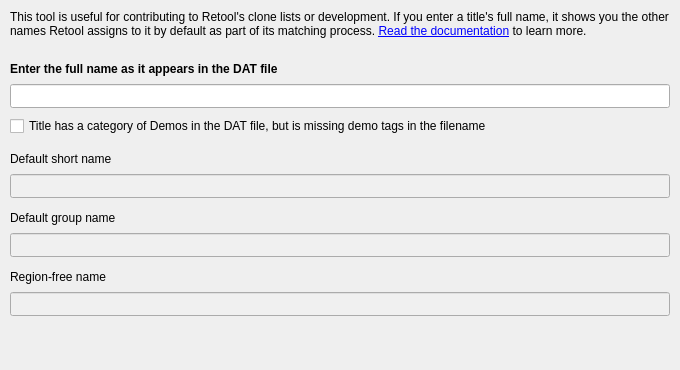
Qt form qt_source/retool-clone-list-name.ui (unexpectedpanda/retool) before a commit.
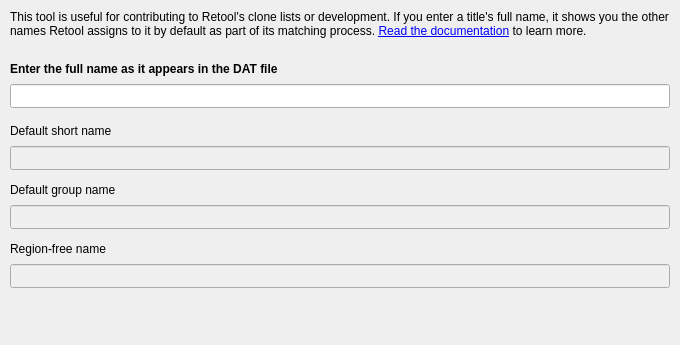
The same form after that commit. Icons and pictures are not drawn. Custom widgets are drawn as their Qt base class.

Patch:
```diff
--- a/qt_source/retool-clone-list-name.ui
+++ b/qt_source/retool-clone-list-name.ui
@@ -7,7 +7,7 @@
     <x>0</x>
     <y>0</y>
     <width>680</width>
-    <height>370</height>
+    <height>345</height>
    </rect>
   </property>
   <property name="sizePolicy">
@@ -19,13 +19,13 @@
   <property name="minimumSize">
    <size>
     <width>680</width>
-    <height>370</height>
+    <height>345</height>
    </size>
   </property>
   <property name="maximumSize">
    <size>
     <width>680</width>
-    <height>370</height>
+    <height>345</height>
    </size>
   </property>
   <property name="font">
@@ -151,13 +151,6 @@
       </property>
      </widget>
     </item>
-    <item>
-     <widget class="QCheckBox" name="checkBoxDemos">
-      <property name="text">
-       <string>Title has a category of Demos in the DAT file, but is missing demo tags in the filename</string>
-      </property>
-     </widget>
-    </item>
     <item>
      <spacer name="verticalSpacer">
       <property name="orientation">
```
